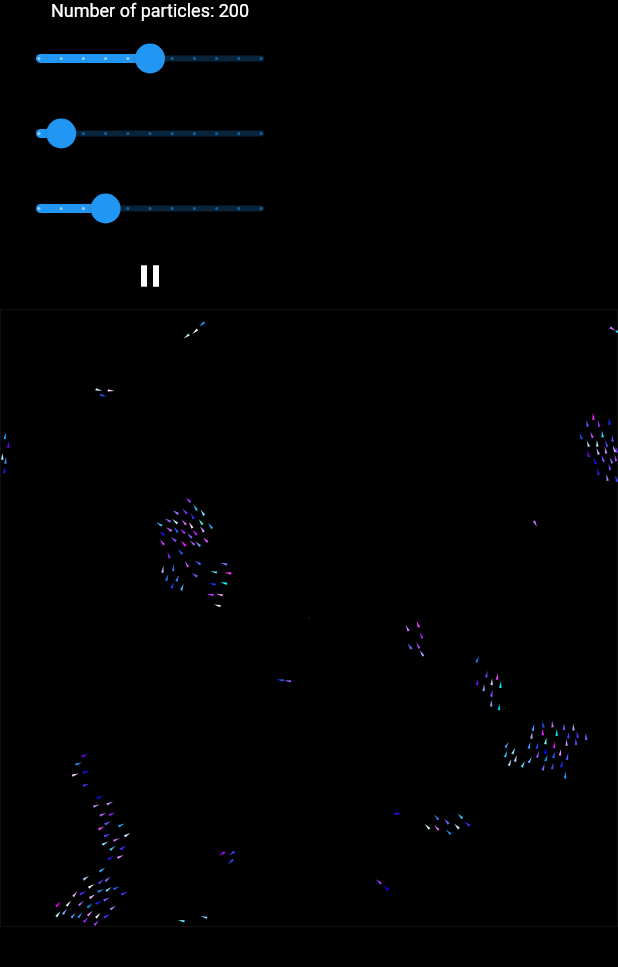
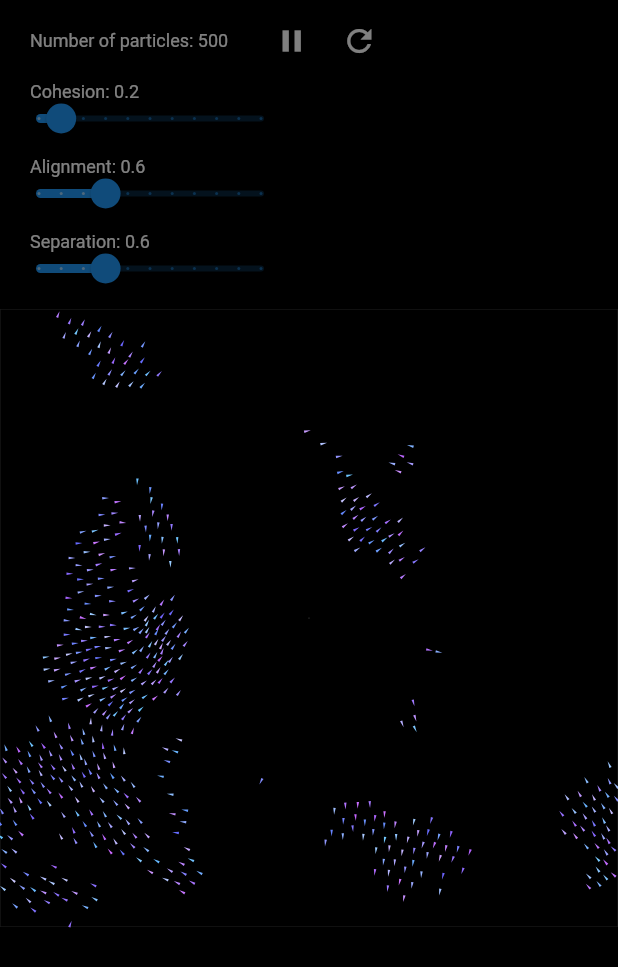
Before and after one commit to JohnSeavon/flocking_simulation, a Flutter app: the screen it shows after launch, on a phone screen of 412 x 824 dp. Shown: the top 967 px of the screen. Run offline on Flutter 3.47's test engine with Material 2 defaults, Android fonts, the phone set to English and light mode, and no system bars.

Commit message:
refactor the code

```diff
--- a/lib/app_widget.dart
+++ b/lib/app_widget.dart
@@ -1,7 +1,4 @@
-import 'dart:async';
-import 'package:flocking_simulation/boid.dart';
-import 'package:flocking_simulation/flock_painter.dart';
-import 'package:flocking_simulation/utils.dart';
+import 'package:flocking_simulation/flock_painter_view.dart';
 import 'package:flutter/material.dart';
 
 class AppWidget extends StatefulWidget {
@@ -12,26 +9,11 @@ class AppWidget extends StatefulWidget {
 }
 
 class _AppWidgetState extends State<AppWidget> {
-  double _alignSlider = 1.0;
-  double _cohesionSlider = 0.2;
-  double _separationSlider = 0.6;
-  bool _isPaused = false;
+  Key _stateKey = UniqueKey();
 
-  final flock = List<Boid>.generate(200, (index) => Boid());
-  late Timer timer;
-  @override
-  void initState() {
-    super.initState();
-    const duration = Duration(milliseconds: 33);
-    timer = Timer.periodic(duration, (timer) {
-      if (!_isPaused) {
-        setState(() {
-          for (var boid in flock) {
-            boid.flock(flock, _alignSlider, _cohesionSlider, _separationSlider);
-            boid.updatePosition();
-          }
-        });
-      }
+  _refreshFlocking() {
+    setState(() {
+      _stateKey = UniqueKey();
     });
   }
 
@@ -40,109 +22,8 @@ class _AppWidgetState extends State<AppWidget> {
     return Scaffold(
       backgroundColor: Colors.black,
       body: SafeArea(
-        child: Stack(
-          children: [
-            Column(
-              children: [
-                Text(
-                  'Number of particles: ${flock.length}',
-                  style: Theme.of(context)
-                      .textTheme
-                      .bodySmall!
-                      .copyWith(color: Colors.white),
-                ),
-                SizedBox(
-                  width: 200,
-                  height: 50,
-                  child: Slider(
-                    value: _alignSlider,
-                    min: 0,
-                    max: 2,
-                    divisions: 10,
-                    onChanged: ((double value) {
-                      setState(() {
-                        _alignSlider = value;
-                      });
-                    }),
-                  ),
-                ),
-                SizedBox(
-                  width: 200,
-                  height: 50,
-                  child: Slider(
-                    value: _cohesionSlider,
-                    min: 0,
-                    max: 2,
-                    divisions: 10,
-                    onChanged: ((double value) {
-                      setState(() {
-                        _cohesionSlider = value;
-                      });
-                    }),
-                  ),
-                ),
-                SizedBox(
-                  width: 200,
-                  height: 50,
-                  child: Slider(
-                    value: _separationSlider,
-                    min: 0,
-                    max: 2,
-                    divisions: 10,
-                    onChanged: ((double value) {
-                      setState(() {
-                        _separationSlider = value;
-                      });
-                    }),
-                  ),
-                ),
-                SizedBox(
-                  width: 50,
-                  height: 25,
-                  child: TextButton(
-                    onPressed: () {
-                      setState(() {
-                        _isPaused = !_isPaused;
-                      });
-                    },
-                    child: Icon(
-                      (_isPaused) ? Icons.play_arrow : Icons.pause,
-                      color: Colors.white,
-                    ),
-                  ),
-                ),
-              ],
-            ),
-            IgnorePointer(
-              child: Center(
-                child: FittedBox(
-                  child: Container(
-                    width: Utils.width,
-                    height: Utils.height,
-                    decoration: BoxDecoration(
-                      border: Border.all(
-                        color: Colors.white10,
-                      ),
-                    ),
-                  ),
-                ),
-              ),
-            ),
-            IgnorePointer(
-              child: Center(
-                child: FittedBox(
-                  child: SizedBox(
-                    width: Utils.width,
-                    height: Utils.height,
-                    child: FlockPaint(
-                      painter: FlockPainter(flock),
-                    ),
-                  ),
-                ),
-              ),
-            ),
-          ],
-        ),
+        key: _stateKey,
+        child: FlockPainterView(_refreshFlocking),
       ),
     );
   }
--- a/lib/boid.dart
+++ b/lib/boid.dart
@@ -8,14 +8,14 @@ class Boid {
     final x = Utils.range(0, Utils.width);
     final y = Utils.range(0, Utils.height);
     position = Vector2(x, y);
-    final dx = Utils.range(-4, 4);
-    final dy = Utils.range(-4, 4);
+    final dx = Utils.range(-5, 5);
+    final dy = Utils.range(-5, 5);
     velocity = Vector2(dx, dy);
-    velocity = setMag(velocity, Utils.range(2, 4));
+    velocity = setMag(velocity, Utils.range(3, 5));
     acceleration = Vector2.zero();
     //maxForce = 1;
-    maxSpeed = 4;
-    color = [Utils.color(), Utils.color(), Utils.color()];
+    maxSpeed = 5;
+    color = [Utils.color(), Utils.color()];
   }
 
   late Vector2 position;
@@ -25,12 +25,32 @@ class Boid {
   late double maxSpeed;
   late List<int> color;
 
-  final alignRadius = 30.0;
-  final maxAlignForce = 1.0;
-  final separationRadius = 15.0;
-  final maxSeparationForce = 1.0;
-  final cohesionRadius = 30.0;
-  final maxCohesionForce = 1.0;
+  final cohesionRadius = 40.0;
+  final maxCohesionForce = 0.8;
+  final alignRadius = 40.0;
+  final maxAlignForce = 1.1;
+  final separationRadius = 20.0;
+  final maxSeparationForce = 0.7;
+
+  Vector2 cohesion(List<Boid> boids) {
+    Vector2 steering = Vector2.zero();
+    int total = 0;
+    for (var other in boids) {
+      final d = position.distanceTo(other.position);
+      if (other != this && d < cohesionRadius) {
+        steering.add(other.position);
+        total++;
+      }
+    }
+    if (total > 0) {
+      steering /= ((total).toDouble());
+      steering.sub(position);
+      steering = setMag(steering, maxSpeed);
+      steering.sub(velocity);
+      steering = limit(steering, maxCohesionForce);
+    }
+    return steering;
+  }
 
   Vector2 align(List<Boid> boids) {
     Vector2 steering = Vector2.zero();
@@ -77,38 +97,18 @@ class Boid {
     return steering;
   }
 
-  Vector2 cohesion(List<Boid> boids) {
-    Vector2 steering = Vector2.zero();
-    int total = 0;
-    for (var other in boids) {
-      final d = position.distanceTo(other.position);
-      if (other != this && d < cohesionRadius) {
-        steering.add(other.position);
-        total++;
-      }
-    }
-    if (total > 0) {
-      steering /= ((total).toDouble());
-      steering.sub(position);
-      steering = setMag(steering, maxSpeed);
-      steering.sub(velocity);
-      steering = limit(steering, maxCohesionForce);
-    }
-    return steering;
-  }
-
   flock(
     List<Boid> boids,
+    double cohesionValue,
     double alignValue,
-    double cohesionValue,
     double separationValue,
   ) {
+    Vector2 cohesion = this.cohesion(boids);
     Vector2 alignment = align(boids);
-    Vector2 cohesion = this.cohesion(boids);
     Vector2 separation = this.separation(boids);
 
+    cohesion.scale(cohesionValue);
     alignment.scale(alignValue);
-    cohesion.scale(cohesionValue);
     separation.scale(separationValue);
 
     acceleration.add(cohesion);
--- /dev/null
+++ b/lib/flock_painter_view.dart
@@ -0,0 +1,227 @@
+import 'dart:async';
+import 'package:flocking_simulation/boid.dart';
+import 'package:flocking_simulation/flock_painter.dart';
+import 'package:flocking_simulation/utils.dart';
+import 'package:flutter/material.dart';
+
+class FlockPainterView extends StatefulWidget {
+  final void Function() refresh;
+  const FlockPainterView(this.refresh, {super.key});
+
+  @override
+  State<FlockPainterView> createState() => _FlockPainterViewState();
+}
+
+class _FlockPainterViewState extends State<FlockPainterView> {
+  double _cohesionSlider = 0.2;
+  double _alignSlider = 0.6;
+  double _separationSlider = 0.6;
+  bool _isPaused = false;
+
+  final flock = List<Boid>.generate(500, (index) => Boid());
+  late Timer timer;
+
+  @override
+  void initState() {
+    super.initState();
+    const duration = Duration(milliseconds: 33);
+    timer = Timer.periodic(duration, (timer) {
+      if (!_isPaused) {
+        setState(() {
+          for (var boid in flock) {
+            boid.flock(flock, _cohesionSlider, _alignSlider, _separationSlider);
+            boid.updatePosition();
+          }
+        });
+      }
+    });
+  }
+
+  @override
+  Widget build(BuildContext context) {
+    return Stack(
+      children: [
+        Opacity(
+          opacity: 0.5,
+          child: Column(
+            crossAxisAlignment: CrossAxisAlignment.start,
+            children: [
+              Row(
+                mainAxisAlignment: MainAxisAlignment.start,
+                children: [
+                  Padding(
+                    padding: const EdgeInsets.all(20.0),
+                    child: Text(
+                      'Number of particles: ${flock.length}',
+                      style: Theme.of(context)
+                          .textTheme
+                          .bodySmall!
+                          .copyWith(color: Colors.white),
+                    ),
+                  ),
+                  SizedBox(
+                    width: 45,
+                    height: 45,
+                    child: TextButton(
+                      onPressed: () {
+                        setState(() {
+                          _isPaused = !_isPaused;
+                        });
+                      },
+                      child: Icon(
+                        (_isPaused) ? Icons.play_arrow : Icons.pause,
+                        color: Colors.white,
+                      ),
+                    ),
+                  ),
+                  SizedBox(
+                    width: 45,
+                    height: 45,
+                    child: TextButton(
+                      onPressed: widget.refresh,
+                      child: const Icon(
+                        Icons.refresh,
+                        color: Colors.white,
+                      ),
+                    ),
+                  ),
+                ],
+              ),
+              Stack(
+                children: [
+                  Padding(
+                    padding: const EdgeInsets.only(left: 20),
+                    child: Text(
+                      'Cohesion: $_cohesionSlider',
+                      style: Theme.of(context)
+                          .textTheme
+                          .bodySmall!
+                          .copyWith(color: Colors.white),
+                    ),
+                  ),
+                  SizedBox(
+                    width: 200,
+                    height: 50,
+                    child: Slider(
+                      value: _cohesionSlider,
+                      min: 0,
+                      max: 2,
+                      divisions: 10,
+                      onChanged: ((double value) {
+                        setState(() {
+                          _cohesionSlider = value;
+                        });
+                      }),
+                    ),
+                  ),
+                ],
+              ),
+              Stack(
+                children: [
+                  Padding(
+                    padding: const EdgeInsets.only(left: 20),
+                    child: Text(
+                      'Alignment: $_alignSlider',
+                      style: Theme.of(context)
+                          .textTheme
+                          .bodySmall!
+                          .copyWith(color: Colors.white),
+                    ),
+                  ),
+                  SizedBox(
+                    width: 200,
+                    height: 50,
+                    child: Slider(
+                      value: _alignSlider,
+                      min: 0,
+                      max: 2,
+                      divisions: 10,
+                      onChanged: ((double value) {
+                        setState(() {
+                          _alignSlider = value;
+                        });
+                      }),
+                    ),
+                  ),
+                ],
+              ),
+              Stack(
+                children: [
+                  Padding(
+                    padding: const EdgeInsets.only(left: 20),
+                    child: Text(
+                      'Separation: $_separationSlider',
+                      style: Theme.of(context)
+                          .textTheme
+                          .bodySmall!
+                          .copyWith(color: Colors.white),
+                    ),
+                  ),
+                  SizedBox(
+                    width: 200,
+                    height: 50,
+                    child: Slider(
+                      value: _separationSlider,
+                      min: 0,
+                      max: 2,
+                      divisions: 10,
+                      onChanged: ((double value) {
+                        setState(() {
+                          _separationSlider = value;
+                        });
+                      }),
+                    ),
+                  ),
+                ],
+              ),
+            ],
+          ),
+        ),
+        IgnorePointer(
+          child: Center(
+            child: FittedBox(
+              child: Container(
+                width: Utils.width,
+                height: Utils.height,
+                decoration: BoxDecoration(
+                  border: Border.all(
+                    color: Colors.white10,
+                  ),
+                ),
+              ),
+            ),
+          ),
+        ),
+        IgnorePointer(
+          child: Center(
+            child: FittedBox(
+              child: SizedBox(
+                width: Utils.width,
+                height: Utils.height,
+                child: FlockPaint(
+                  painter: FlockPainter(flock),
+                ),
+              ),
+            ),
+          ),
+        ),
+        if (_isPaused)
+          Center(
+            child: Text(
+              'Paused',
+              style: Theme.of(context)
+                  .textTheme
+                  .titleMedium!
+                  .copyWith(color: Colors.white),
+            ),
+          )
+      ],
+    );
+  }
+
+  @override
+  void dispose() {
+    timer.cancel();
+    super.dispose();
+  }
+}
--- a/lib/utils.dart
+++ b/lib/utils.dart
@@ -6,7 +6,7 @@ class Utils {
   static double range(double min, double max) =>
       rng.nextDouble() * (max - min) + min;
 
-  static int color() => rng.nextDouble() * 256 ~/ 1;
+  static int color() => rng.nextInt(105) + 100;
 
   static const width = 1000.0;
   static const height = 1000.0;
```
